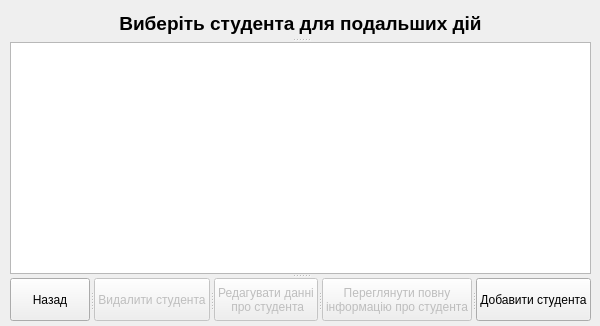
The window that studentcontrol.ui (Shuna322/QtKyrsova) describes before a commit, drawn with Qt 5.
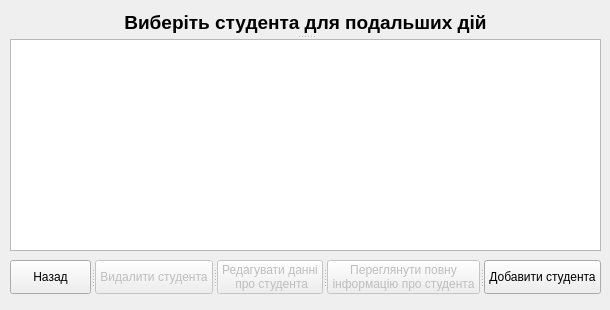
The same window after the commit.

```diff
--- a/studentcontrol.ui
+++ b/studentcontrol.ui
@@ -6,20 +6,69 @@
    <rect>
     <x>0</x>
     <y>0</y>
-    <width>600</width>
-    <height>326</height>
+    <width>610</width>
+    <height>310</height>
    </rect>
   </property>
   <property name="windowTitle">
    <string>Form</string>
   </property>
+  <widget class="QSplitter" name="splitter">
+   <property name="geometry">
+    <rect>
+     <x>10</x>
+     <y>260</y>
+     <width>591</width>
+     <height>34</height>
+    </rect>
+   </property>
+   <property name="orientation">
+    <enum>Qt::Horizontal</enum>
+   </property>
+   <widget class="QPushButton" name="bbutton">
+    <property name="text">
+     <string>Назад</string>
+    </property>
+   </widget>
+   <widget class="QPushButton" name="dellbutton">
+    <property name="enabled">
+     <bool>false</bool>
+    </property>
+    <property name="text">
+     <string>Видалити студента</string>
+    </property>
+   </widget>
+   <widget class="QPushButton" name="edibutton">
+    <property name="enabled">
+     <bool>false</bool>
+    </property>
+    <property name="text">
+     <string>Редагувати данні
+ про студента</string>
+    </property>
+   </widget>
+   <widget class="QPushButton" name="viewbutton">
+    <property name="enabled">
+     <bool>false</bool>
+    </property>
+    <property name="text">
+     <string>Переглянути повну
+інформацію про студента</string>
+    </property>
+   </widget>
+   <widget class="QPushButton" name="addSTbutton">
+    <property name="text">
+     <string>Добавити студента</string>
+    </property>
+   </widget>
+  </widget>
   <widget class="QSplitter" name="splitter_2">
    <property name="geometry">
     <rect>
      <x>10</x>
      <y>10</y>
-     <width>581</width>
-     <height>311</height>
+     <width>591</width>
+     <height>241</height>
     </rect>
    </property>
    <property name="orientation">
@@ -56,47 +105,6 @@
      <bool>false</bool>
     </attribute>
    </widget>
-   <widget class="QSplitter" name="splitter">
-    <property name="orientation">
-     <enum>Qt::Horizontal</enum>
-    </property>
-    <widget class="QPushButton" name="bbutton">
-     <property name="text">
-      <string>Назад</string>
-     </property>
-    </widget>
-    <widget class="QPushButton" name="dellbutton">
-     <property name="enabled">
-      <bool>false</bool>
-     </property>
-     <property name="text">
-      <string>Видалити студента</string>
-     </property>
-    </widget>
-    <widget class="QPushButton" name="edibutton">
-     <property name="enabled">
-      <bool>false</bool>
-     </property>
-     <property name="text">
-      <string>Редагувати данні
- про студента</string>
-     </property>
-    </widget>
-    <widget class="QPushButton" name="viewbutton">
-     <property name="enabled">
-      <bool>false</bool>
-     </property>
-     <property name="text">
-      <string>Переглянути повну
-інформацію про студента</string>
-     </property>
-    </widget>
-    <widget class="QPushButton" name="addSTbutton">
-     <property name="text">
-      <string>Добавити студента</string>
-     </property>
-    </widget>
-   </widget>
   </widget>
  </widget>
  <resources/>
```
